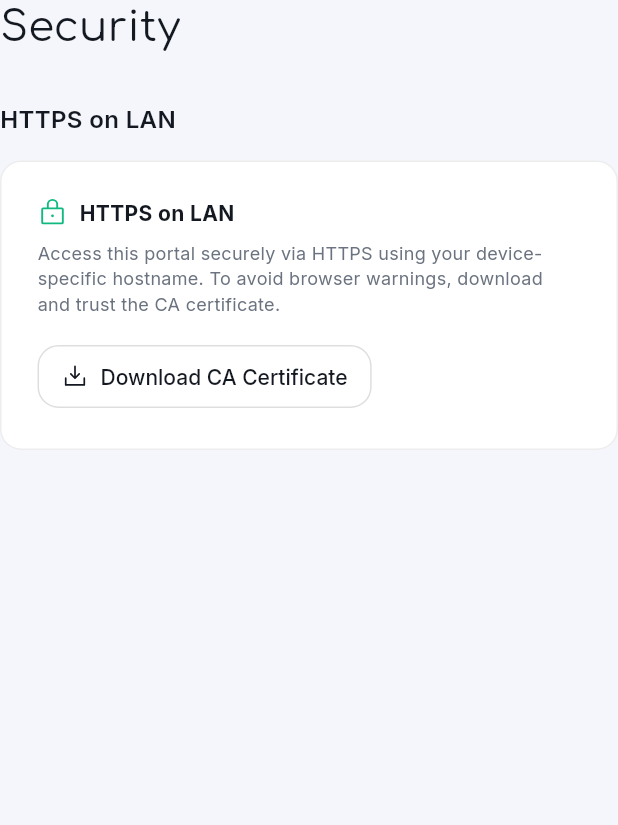
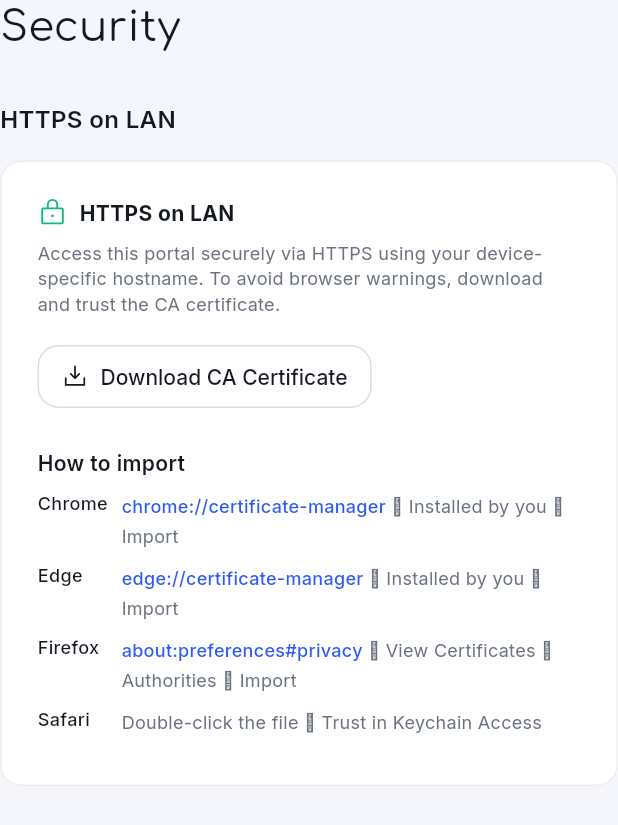
Before and after one commit to AtDexters-Lab/piccolod, a Flutter app: the SecurityTab widget shown alone on an empty page, opened directly with empty values, on a phone screen of 412 x 824 dp. Shown: the top 825 px of the screen. Run offline on Flutter 3.47's test engine with Material 3 defaults, Android fonts, the phone set to English and light mode, and no system bars; our stand-ins replace flutter_svg, phosphor_flutter, web; missing offline and left inert: dart:js_interop, dart:ui_web, pointer_interceptor, xterm; accounts and stored records are empty; network calls fail; project files that could hold a hidden picture were left out.

Commit message:
ui: add per-browser CA certificate import guide

```diff
--- /dev/null
+++ b/ui/lib/shared/widgets/ca_import_guide.dart
@@ -0,0 +1,82 @@
+import 'package:flutter/material.dart';
+import '../../theme/piccolo_theme.dart';
+
+/// Compact per-browser instructions for importing the Piccolo CA certificate.
+///
+/// Used in the setup wizard security step and the Settings > Security tab.
+class CaImportGuide extends StatelessWidget {
+  const CaImportGuide({super.key});
+
+  static const _browsers = [
+    _BrowserEntry(
+      name: 'Chrome',
+      url: 'chrome://certificate-manager',
+      steps: ' \u2192 Installed by you \u2192 Import',
+    ),
+    _BrowserEntry(
+      name: 'Edge',
+      url: 'edge://certificate-manager',
+      steps: ' \u2192 Installed by you \u2192 Import',
+    ),
+    _BrowserEntry(
+      name: 'Firefox',
+      url: 'about:preferences#privacy',
+      steps: ' \u2192 View Certificates \u2192 Authorities \u2192 Import',
+    ),
+    _BrowserEntry(
+      name: 'Safari',
+      url: null,
+      steps: 'Double-click the file \u2192 Trust in Keychain Access',
+    ),
+  ];
+
+  @override
+  Widget build(BuildContext context) {
+    final tt = PiccoloTheme.textTheme;
+    return Column(
+      crossAxisAlignment: CrossAxisAlignment.start,
+      children: [
+        Text('How to import', style: tt.titleSmall),
+        const SizedBox(height: Spacing.sm),
+        for (final b in _browsers)
+          Padding(
+            padding: const EdgeInsets.only(bottom: Spacing.sm),
+            child: Row(
+              crossAxisAlignment: CrossAxisAlignment.start,
+              children: [
+                SizedBox(
+                  width: 56,
+                  child: Text(
+                    b.name,
+                    style: tt.labelMedium,
+                  ),
+                ),
+                Expanded(
+                  child: SelectableText.rich(
+                    TextSpan(children: [
+                      if (b.url != null)
+                        TextSpan(
+                          text: b.url,
+                          style: tt.labelSmall?.copyWith(
+                            color: PiccoloTheme.cobalt600,
+                            fontWeight: FontWeight.w500,
+                          ),
+                        ),
+                      TextSpan(text: b.steps, style: tt.labelSmall),
+                    ]),
+                  ),
+                ),
+              ],
+            ),
+          ),
+      ],
+    );
+  }
+}
+
+class _BrowserEntry {
+  final String name;
+  final String? url;
+  final String steps;
+  const _BrowserEntry({required this.name, this.url, required this.steps});
+}
--- a/ui/lib/shells/desktop/features/settings/tabs/security_tab.dart
+++ b/ui/lib/shells/desktop/features/settings/tabs/security_tab.dart
@@ -1,4 +1,5 @@
 import 'package:flutter/material.dart';
+import '../../../../../shared/widgets/ca_import_guide.dart';
 import '../../../../../theme/piccolo_icons.dart';
 import '../../../../../theme/piccolo_theme.dart';
 import '../settings_controller.dart';
@@ -15,10 +16,10 @@ class SecurityTab extends StatelessWidget {
       children: [
         Text("Security",
             style: PiccoloTheme.textTheme.headlineLarge),
-        const SizedBox(height: 32),
+        const SizedBox(height: Spacing.xl),
         Text("HTTPS on LAN",
             style: PiccoloTheme.textTheme.titleMedium),
-        const SizedBox(height: 16),
+        const SizedBox(height: Spacing.base),
         _LANSecurityCard(controller: controller),
       ],
     );
@@ -32,7 +33,7 @@ class _LANSecurityCard extends StatelessWidget {
   @override
   Widget build(BuildContext context) {
     return Container(
-      padding: const EdgeInsets.all(24),
+      padding: const EdgeInsets.all(Spacing.lg),
       decoration: BoxDecoration(
         color: PiccoloTheme.porcelain,
         borderRadius: BorderRadius.circular(Radii.md),
@@ -44,12 +45,12 @@ class _LANSecurityCard extends StatelessWidget {
           Row(
             children: [
               Icon(PiccoloIcons.lock, color: PiccoloTheme.success, size: 20),
-              const SizedBox(width: 8),
+              const SizedBox(width: Spacing.sm),
               Text("HTTPS on LAN",
                 style: PiccoloTheme.textTheme.bodyMedium?.copyWith(fontWeight: FontWeight.bold)),
             ],
           ),
-          const SizedBox(height: 8),
+          const SizedBox(height: Spacing.sm),
           Text(
             controller.specificHostname != null
                 ? "Access this portal securely via https://${controller.specificHostname}. "
@@ -58,12 +59,14 @@ class _LANSecurityCard extends StatelessWidget {
                   "To avoid browser warnings, download and trust the CA certificate.",
             style: PiccoloTheme.textTheme.labelSmall,
           ),
-          const SizedBox(height: 16),
+          const SizedBox(height: Spacing.base),
           OutlinedButton.icon(
             icon: const Icon(PiccoloIcons.download, size: 18),
             label: const Text("Download CA Certificate"),
             onPressed: () => controller.downloadCACertificate(),
           ),
+          const SizedBox(height: Spacing.lg),
+          const CaImportGuide(),
         ],
       ),
     );
--- a/ui/lib/shells/desktop/features/setup/setup_wizard.dart
+++ b/ui/lib/shells/desktop/features/setup/setup_wizard.dart
@@ -6,6 +6,7 @@ import '../../../../core/models/network_models.dart';
 import '../../../../core/services/api_client.dart';
 import '../../../../core/services/network_service.dart';
 import '../../../../core/utils/downloader/downloader.dart';
+import '../../../../shared/widgets/ca_import_guide.dart';
 import '../../../../shared/widgets/password_set_form.dart';
 import 'install_disk_step.dart';
 import 'onboarding_step.dart';
@@ -819,14 +820,16 @@ class _SecurityStepState extends State<_SecurityStep> {
               ],
             ),
           ),
-          const SizedBox(height: 24),
+          const SizedBox(height: Spacing.lg),
           OutlinedButton.icon(
             onPressed: _downloading ? null : _downloadCA,
             icon: const Icon(PiccoloIcons.download, size: 16),
             label: Text(_downloading ? "Downloading..." : "Download CA Certificate"),
             style: OutlinedButton.styleFrom(foregroundColor: PiccoloTheme.ink),
           ),
-          const SizedBox(height: 24),
+          const SizedBox(height: Spacing.lg),
+          const CaImportGuide(),
+          const SizedBox(height: Spacing.lg),
           FilledButton(
             onPressed: widget.onNext,
             style: FilledButton.styleFrom(
```
